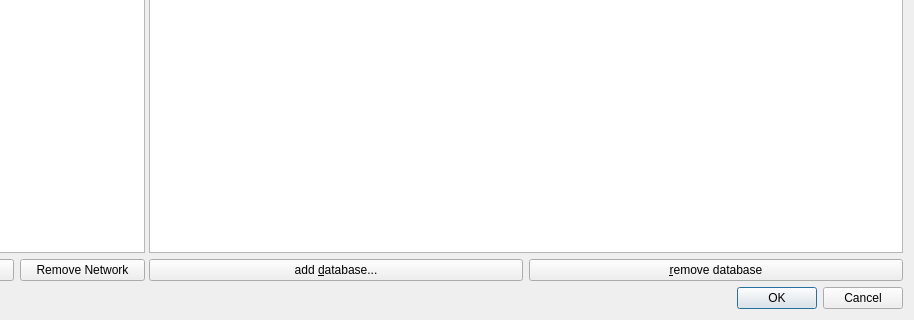
HubertD/cangaroo, file src/window/SetupDialog/SetupDialog.ui: the form before one commit; both pictures show x 122 to 1036 and y 515 to 835 of the 1036 by 835 pixel window.
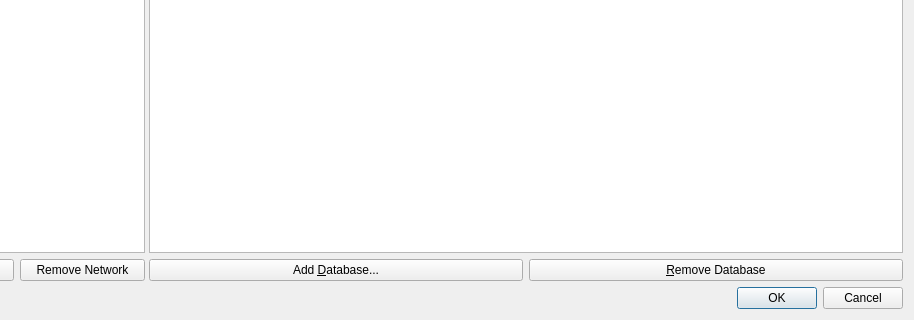
The form after the commit. The open tabs and pages were chosen to show the change.

Commit message: make buttons more consistant

The edit to the form file:
```diff
--- a/src/window/SetupDialog/SetupDialog.ui
+++ b/src/window/SetupDialog/SetupDialog.ui
@@ -229,14 +229,14 @@
               <item>
                <widget class="QPushButton" name="btAddDatabase">
                 <property name="text">
-                 <string>add &amp;database...</string>
+                 <string>Add &amp;Database...</string>
                 </property>
                </widget>
               </item>
               <item>
                <widget class="QPushButton" name="btRemoveDatabase">
                 <property name="text">
-                 <string>&amp;remove database</string>
+                 <string>&amp;Remove Database</string>
                 </property>
                </widget>
               </item>
```
Left out of the diff: 2 changed lines with no effect on the pictures.
